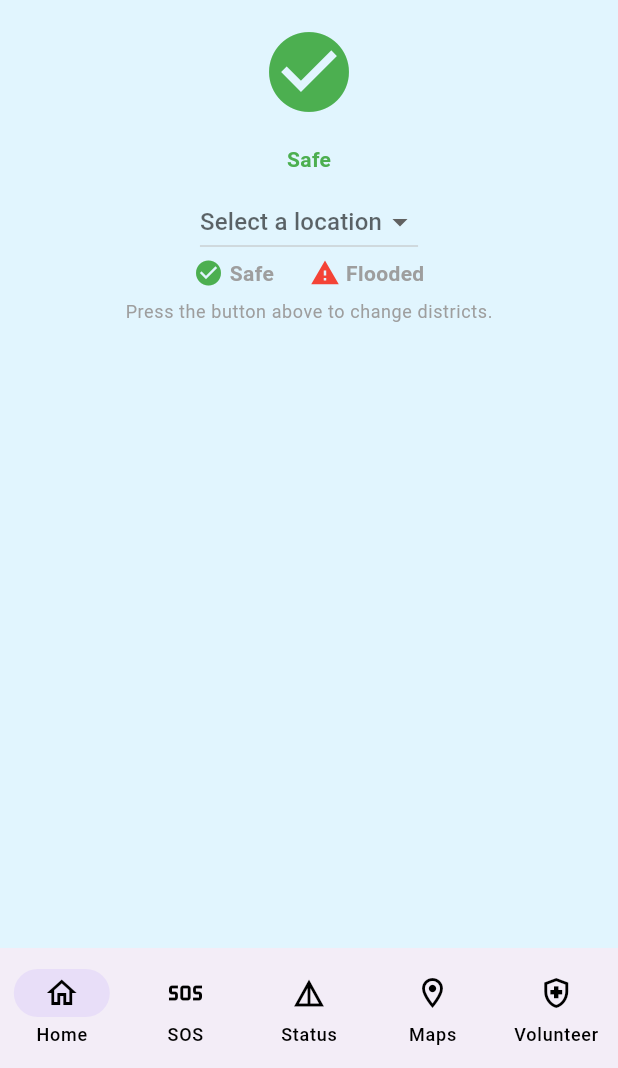
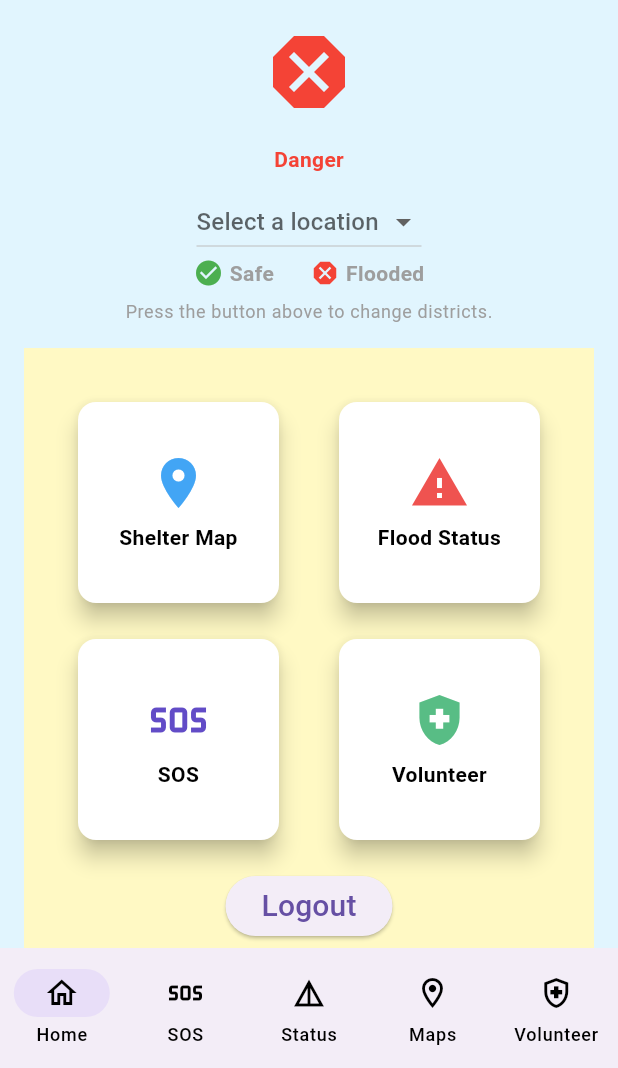
Before and after one commit to TXY05/FloodAid-Flutter, a Flutter app: the screen it shows after launch, on a phone screen of 412 x 824 dp, the part 168-1236 px from its top. Run offline on Flutter 3.47's test engine with Material 3 defaults, Android fonts, the phone set to English and light mode, and no system bars.

Commit message:
Update dashboard and navigation

```diff
--- a/lib/main.dart
+++ b/lib/main.dart
@@ -56,14 +56,14 @@ class MyHomePage extends StatefulWidget {
 class _MyHomePageState extends State<MyHomePage> {
   int currentPageIndex = 0;
 
-  void onClicked(int index) {
+  void onNavigateToTab(int index) {
     setState(() {
       currentPageIndex = index;
     });
   }
 
-  final List<Widget> pages = [
-    Dashboard(),
+  late final List<Widget> pages = [
+    Dashboard(onNavigateToTab: onNavigateToTab),
     SosScreen(),
     StatusScreen(),
     MapScreen(),
@@ -87,7 +87,7 @@ class _MyHomePageState extends State<MyHomePage> {
       body: pages[currentPageIndex],
       bottomNavigationBar: BottomMenu(
         currentPageIndex: currentPageIndex,
-        onClicked: onClicked,
+        onClicked: onNavigateToTab,
       ),
     );
   }
--- a/lib/screen/dashboard.dart
+++ b/lib/screen/dashboard.dart
@@ -1,7 +1,9 @@
 import 'package:flutter/material.dart';
 
 class Dashboard extends StatefulWidget {
-  const Dashboard({super.key});
+  final Function(int) onNavigateToTab;
+
+  const Dashboard({super.key, required this.onNavigateToTab});
 
   @override
   State<Dashboard> createState() => _DashboardState();
@@ -11,21 +13,28 @@ class _DashboardState extends State<Dashboard> {
   String currentStatus = 'Safe';
   String selectedLocation = '';
   final List<String> locations = [
-    'Gombak',
-    'Hulu Langat',
-    'Hulu Selangor',
-    'Klang',
-    'Kuala Selangor',
-    'Petaling',
-    'Sabak Bernam',
-    'Sepang',
+    'Johor',
+    'Kedah',
+    'Kelantan',
+    'Melaka',
+    'Negeri Sembilan',
+    'Pahang',
+    'Perlis',
+    'Pulau Pinang',
+    'Perak',
+    'Sabah',
+    'Selangor',
+    'Terengganu',
+    'Sarawak',
+    'Kuala Lumpur',
+    'Labuan',
   ];
 
   @override
   Widget build(BuildContext context) {
     return Scaffold(
       appBar: AppBar(title: Text("FloodAid")),
-      body: Padding(
+      body: SingleChildScrollView(
         padding: const EdgeInsets.all(16),
         child: Column(
           crossAxisAlignment: CrossAxisAlignment.center,
@@ -33,6 +42,7 @@ class _DashboardState extends State<Dashboard> {
             FloodStatusHeader(
               locations: locations,
               selectedLocation: selectedLocation,
+              onNavigateToTab: widget.onNavigateToTab,
             ),
           ],
         ),
@@ -47,12 +57,15 @@ class FloodStatusHeader extends StatefulWidget {
   final String selectedLocation;
   final ValueChanged<String?>? onLocationChanged;
 
+  final Function(int) onNavigateToTab;
+
   const FloodStatusHeader({
     super.key,
-    this.status = 'Safe',
+    this.status = 'danger',
     required this.locations,
     required this.selectedLocation,
     this.onLocationChanged,
+    required this.onNavigateToTab,
   });
 
   @override
@@ -65,8 +78,9 @@ class _FloodStatusHeaderState extends State<FloodStatusHeader> {
   @override
   void initState() {
     super.initState();
-    selectedLocation =
-    widget.selectedLocation.isEmpty ? null : widget.selectedLocation;
+    selectedLocation = widget.selectedLocation.isEmpty
+        ? null
+        : widget.selectedLocation;
   }
 
   @override
@@ -77,18 +91,32 @@ class _FloodStatusHeaderState extends State<FloodStatusHeader> {
     late IconData icon;
 
     switch (widget.status) {
-      case 'Flooded':
-        iconColor = Colors.red;
-        textColor = Colors.red;
-        message = 'Flooded Area Detected';
+      case 'normal':
+        iconColor = Colors.green;
+        textColor = Colors.green;
+        message = 'Normal';
+        icon = Icons.check_circle;
+        break;
+
+      case 'alert':
+        iconColor = const Color(0xFFDFDF3F);
+        textColor = const Color(0xFFDFDF3F);
+        message = 'Alert';
+        icon = Icons.crisis_alert_outlined;
+        break;
+
+      case 'warning':
+        iconColor = Colors.orange;
+        textColor = Colors.orange;
+        message = 'Warning';
         icon = Icons.warning;
         break;
 
-      case 'Safe':
-        iconColor = const Color(0xFF4CAF50);
-        textColor = const Color(0xFF4CAF50);
-        message = 'Safe';
-        icon = Icons.check_circle;
+      case 'danger':
+        iconColor = Colors.red;
+        textColor = Colors.red;
+        message = 'Danger';
+        icon = Icons.dangerous;
         break;
 
       default:
@@ -113,7 +141,10 @@ class _FloodStatusHeaderState extends State<FloodStatusHeader> {
 
         const SizedBox(height: 8),
 
-        DropdownButton<String>(
+        SizedBox(
+          width: 150,
+          child: DropdownButton<String>(
+            isExpanded: true,
             focusColor: Colors.transparent,
             value: selectedLocation,
             hint: const Text('Select a location'),
@@ -128,6 +159,7 @@ class _FloodStatusHeaderState extends State<FloodStatusHeader> {
                 selectedLocation = location!;
               });
             },
+          ),
         ),
 
         Row(
@@ -148,7 +180,7 @@ class _FloodStatusHeaderState extends State<FloodStatusHeader> {
 
             const SizedBox(width: 24),
 
-            const Icon(Icons.warning, color: Colors.red, size: 20),
+            const Icon(Icons.dangerous, color: Colors.red, size: 20),
             const Padding(
               padding: EdgeInsets.only(left: 4),
               child: Text(
@@ -170,7 +202,114 @@ class _FloodStatusHeaderState extends State<FloodStatusHeader> {
             context,
           ).textTheme.bodySmall?.copyWith(color: Colors.grey),
         ),
+        const SizedBox(height: 16),
+        Container(
+          color: Color(0xFFFFF9C4),
+          padding: const EdgeInsets.all(32),
+          child: Column(
+            children: [
+              GridView.count(
+                crossAxisCount: 2,
+                crossAxisSpacing: 32,
+                mainAxisSpacing: 16,
+                shrinkWrap: true,
+                physics: const NeverScrollableScrollPhysics(),
+                children: [
+                  FeatureCard(
+                    title: 'Shelter Map',
+                    icon: Icons.place,
+                    color: Color(0xFF42A5F5),
+                    size: 60,
+                    onClick: () {
+                      widget.onNavigateToTab(1);
+                    },
+                  ),
+                  FeatureCard(
+                    title: 'Flood Status',
+                    icon: Icons.warning,
+                    color: Color(0xFFEF5350),
+                    size: 60,
+                    onClick: () {
+                      widget.onNavigateToTab(2);
+                    },
+                  ),
+                  FeatureCard(
+                    title: 'SOS',
+                    icon: Icons.sos_outlined,
+                    color: Color(0xFF624CC7),
+                    size: 60,
+                    onClick: () {
+                      widget.onNavigateToTab(3);
+                    },
+                  ),
+                  FeatureCard(
+                    title: 'Volunteer',
+                    icon: Icons.health_and_safety,
+                    color: Color(0xFF58BD85),
+                    size: 60,
+                    onClick: () {
+                      widget.onNavigateToTab(4);
+                    },
+                  ),
+                ],
+              ),
+              const SizedBox(height: 16),
+              ElevatedButton(
+                onPressed: () {},
+                child: const Text('Logout', style: TextStyle(fontSize: 20)),
+              ),
+            ],
+          ),
+        ),
       ],
     );
   }
 }
+
+class FeatureCard extends StatelessWidget {
+  final String title;
+  final IconData icon;
+  final Color color;
+  final double size;
+  final VoidCallback onClick;
+
+  const FeatureCard({
+    super.key,
+    required this.title,
+    required this.icon,
+    required this.color,
+    required this.size,
+    required this.onClick,
+  });
+
+  @override
+  Widget build(BuildContext context) {
+    return Card(
+      color: Colors.white,
+      elevation: 6,
+      child: InkWell(
+        onTap: onClick,
+        borderRadius: BorderRadius.circular(12),
+        child: SizedBox(
+          width: size,
+          height: size,
+          child: Column(
+            mainAxisAlignment: MainAxisAlignment.center,
+            children: [
+              Icon(icon, size: 40, color: color),
+              const SizedBox(height: 6),
+              Text(
+                title,
+                style: const TextStyle(
+                  fontSize: 14,
+                  fontWeight: FontWeight.w600,
+                ),
+                textAlign: TextAlign.center,
+              ),
+            ],
+          ),
+        ),
+      ),
+    );
+  }
+}
```
Lines whose indentation alone changed are shown as unchanged.
